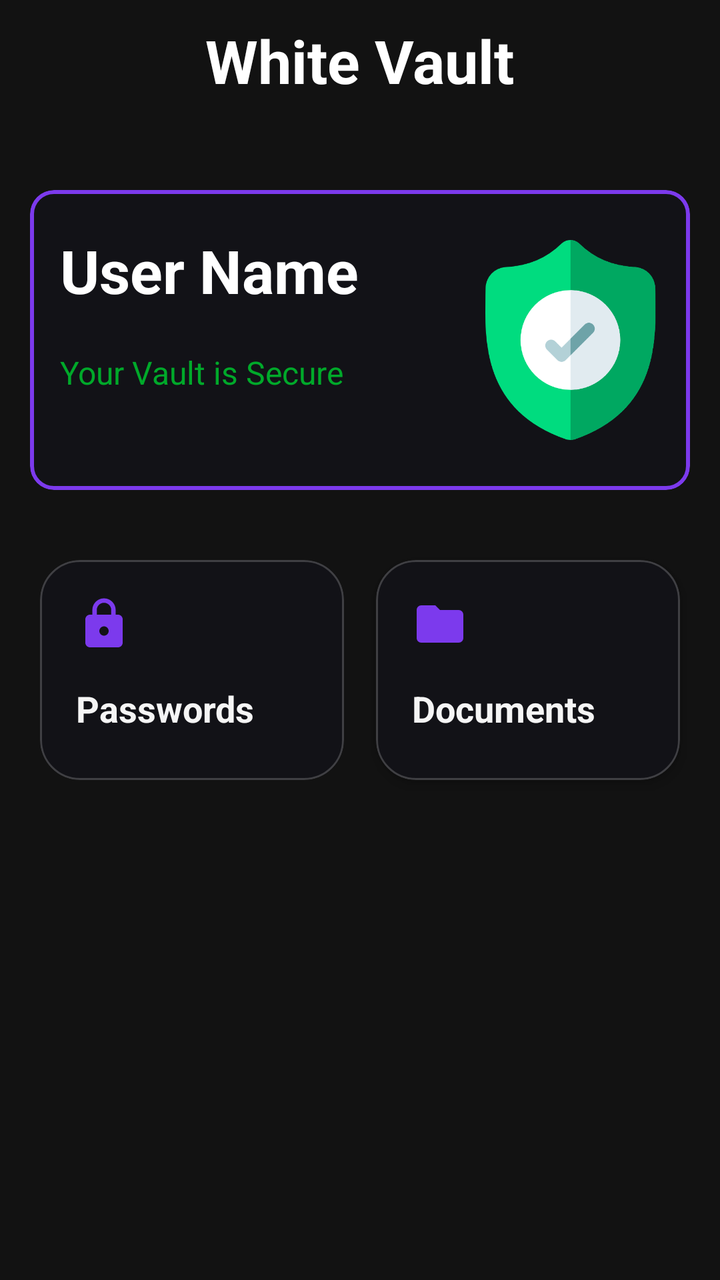
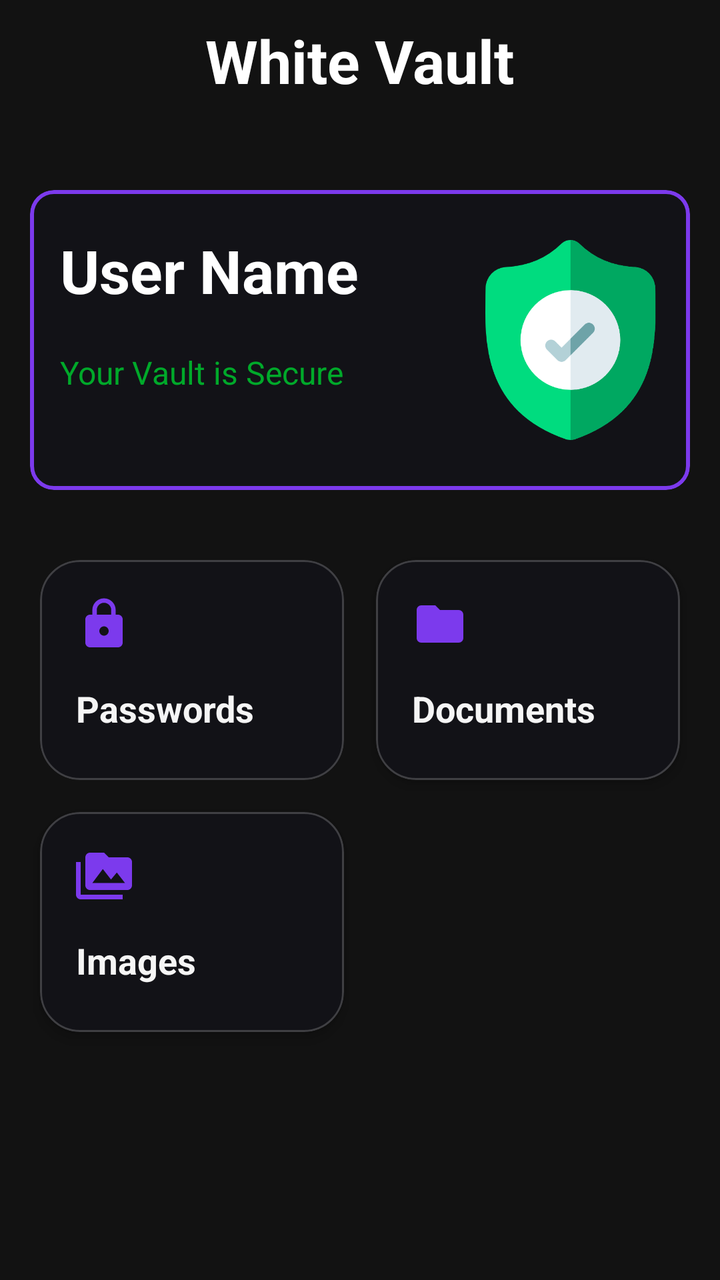

An Android layout rendered at two revisions. The XML below is the earlier revision; the diff shows what the commit changed to produce the second picture.
<!-- AndroidManifest.xml: application theme Theme.WhiteVault -->
<!-- res/layout/activity_main.xml -->
<?xml version="1.0" encoding="utf-8"?>
<RelativeLayout xmlns:android="http://schemas.android.com/apk/res/android"
    xmlns:app="http://schemas.android.com/apk/res-auto"
    xmlns:tools="http://schemas.android.com/tools"
    android:id="@+id/main"
    android:layout_width="match_parent"
    android:layout_height="match_parent"
    tools:context=".MainActivity"
    android:background="@color/background">

    <RelativeLayout
        android:layout_width="match_parent"
        android:layout_height="40dp"
        android:layout_marginTop="10dp">

        <TextView
            android:layout_width="wrap_content"
            android:layout_height="wrap_content"
            android:text="@string/app_name"
            android:textSize="30sp"
            android:fontFamily="sans-serif"
            android:textStyle="bold"
            android:textColor="@color/white"
            android:layout_centerHorizontal="true"/>

    </RelativeLayout>

    <LinearLayout
        android:layout_width="match_parent"
        android:layout_height="wrap_content"
        android:orientation="vertical"
        android:layout_marginTop="80dp">

        <com.google.android.material.card.MaterialCardView
            android:layout_width="match_parent"
            android:layout_height="150dp"
            android:layout_margin="15dp"
            app:cardBackgroundColor="@color/card"
            app:strokeWidth="2dp"
            app:strokeColor="@color/primary">

            <LinearLayout
                android:layout_width="match_parent"
                android:layout_height="match_parent"
                android:padding="10dp"
                android:orientation="horizontal">

                <RelativeLayout
                    android:layout_width="wrap_content"
                    android:layout_height="match_parent"
                    android:layout_marginStart="5dp">

                    <LinearLayout
                        android:layout_width="wrap_content"
                        android:layout_height="wrap_content"
                        android:orientation="vertical">

                        <TextView
                            android:id="@+id/text_user_name"
                            android:layout_width="wrap_content"
                            android:layout_height="wrap_content"
                            android:layout_marginTop="10dp"
                            android:layout_marginEnd="10dp"
                            android:text="User Name"
                            android:textSize="30sp"
                            android:textStyle="bold"
                            android:textColor="@color/white"/>

                        <TextView
                            android:layout_width="wrap_content"
                            android:layout_height="wrap_content"
                            android:layout_marginTop="20dp"
                            android:text="Your Vault is Secure"
                            android:textSize="16sp"
                            android:textColor="#00A92A"/>

                    </LinearLayout>

                </RelativeLayout>

                <RelativeLayout
                    android:layout_width="match_parent"
                    android:layout_height="match_parent">

                    <ImageView
                        android:layout_width="100dp"
                        android:layout_height="100dp"
                        android:src="@drawable/security_shield"
                        android:layout_centerHorizontal="true"
                        android:layout_centerVertical="true"
                        android:layout_alignParentEnd="true"/>

                </RelativeLayout>

            </LinearLayout>

        </com.google.android.material.card.MaterialCardView>

        <GridLayout
            android:layout_width="match_parent"
            android:layout_height="wrap_content"
            android:columnCount="2"
            android:rowCount="1"
            android:padding="12dp">

            
            <com.google.android.material.card.MaterialCardView
                android:id="@+id/card_password"
                android:layout_width="0dp"
                android:layout_height="110dp"
                android:layout_margin="8dp"
                android:layout_columnWeight="1"
                app:cardBackgroundColor="@color/card"
                app:cardCornerRadius="20dp"
                app:strokeColor="@color/stoke"
                app:strokeWidth="1dp"
                android:clickable="true"
                android:focusable="true">

                <LinearLayout
                    android:layout_width="match_parent"
                    android:layout_height="match_parent"
                    android:orientation="vertical"
                    android:padding="18dp">

                    <ImageView
                        android:layout_width="28dp"
                        android:layout_height="28dp"
                        android:src="@drawable/icon_lock"
                        app:tint="@color/primary"/>

                    <TextView
                        android:layout_width="wrap_content"
                        android:layout_height="wrap_content"
                        android:layout_marginTop="16dp"
                        android:text="Passwords"
                        android:textColor="#F5F5F5"
                        android:textSize="18sp"
                        android:textStyle="bold" />

                </LinearLayout>

            </com.google.android.material.card.MaterialCardView>


            
            <com.google.android.material.card.MaterialCardView
                android:id="@+id/card_document"
                android:layout_width="0dp"
                android:layout_height="110dp"
                android:layout_margin="8dp"
                android:layout_columnWeight="1"
                app:cardBackgroundColor="#121217"
                app:cardCornerRadius="20dp"
                app:cardElevation="4dp"
                app:strokeColor="#30FFFFFF"
                app:strokeWidth="1dp"
                android:clickable="true"
                android:focusable="true">

                <LinearLayout
                    android:layout_width="match_parent"
                    android:layout_height="match_parent"
                    android:orientation="vertical"
                    android:padding="18dp">

                    <ImageView
                        android:layout_width="28dp"
                        android:layout_height="28dp"
                        android:src="@drawable/icon_folder"
                        app:tint="@color/primary" />

                    <TextView
                        android:layout_width="wrap_content"
                        android:layout_height="wrap_content"
                        android:layout_marginTop="16dp"
                        android:text="Documents"
                        android:textColor="#F5F5F5"
                        android:textSize="18sp"
                        android:textStyle="bold" />

                </LinearLayout>

            </com.google.android.material.card.MaterialCardView>

        </GridLayout>
    </LinearLayout>

</RelativeLayout>
<!-- resources referenced by this layout -->
<resources>
  <color name="background">#121212</color>
  <color name="card">#121217</color>
  <color name="primary">#7C3AED</color>
  <color name="stoke">#30FFFFFF</color>
  <color name="white">#FFFFFFFF</color>
  <!-- drawable icon_folder (drawable) -->
  <vector xmlns:android="http://schemas.android.com/apk/res/android" android:height="24dp" android:tint="#000000" android:viewportHeight="24" android:viewportWidth="24" android:width="24dp">
        
      <path android:fillColor="@android:color/white" android:pathData="M10,4H4c-1.1,0 -1.99,0.9 -1.99,2L2,18c0,1.1 0.9,2 2,2h16c1.1,0 2,-0.9 2,-2V8c0,-1.1 -0.9,-2 -2,-2h-8l-2,-2z"/>
      
  </vector>
  <!-- drawable icon_lock (drawable) -->
  <vector xmlns:android="http://schemas.android.com/apk/res/android" android:height="24dp" android:tint="#000000" android:viewportHeight="24" android:viewportWidth="24" android:width="24dp">
        
      <path android:fillColor="@android:color/white" android:pathData="M18,8h-1L17,6c0,-2.76 -2.24,-5 -5,-5S7,3.24 7,6v2L6,8c-1.1,0 -2,0.9 -2,2v10c0,1.1 0.9,2 2,2h12c1.1,0 2,-0.9 2,-2L20,10c0,-1.1 -0.9,-2 -2,-2zM12,17c-1.1,0 -2,-0.9 -2,-2s0.9,-2 2,-2 2,0.9 2,2 -0.9,2 -2,2zM15.1,8L8.9,8L8.9,6c0,-1.71 1.39,-3.1 3.1,-3.1 1.71,0 3.1,1.39 3.1,3.1v2z"/>
      
  </vector>
  <!-- drawable security_shield: png bitmap (drawable, 19143 bytes) -->
  <string name="app_name">White Vault</string>
  <style name="Theme.WhiteVault" parent="Base.Theme.WhiteVault" />
  <style name="Base.Theme.WhiteVault" parent="Theme.Material3.DayNight.NoActionBar">
          
          
      </style>
</resources>

<!-- the commit's change to res/layout/activity_main.xml (unified diff, before → after) -->
@@ -183,6 +183,46 @@
 
             </com.google.android.material.card.MaterialCardView>
 
+            
+            <com.google.android.material.card.MaterialCardView
+                android:id="@+id/card_images"
+                android:layout_width="0dp"
+                android:layout_height="110dp"
+                android:layout_margin="8dp"
+                android:layout_columnWeight="1"
+                app:cardBackgroundColor="#121217"
+                app:cardCornerRadius="20dp"
+                app:cardElevation="4dp"
+                app:strokeColor="#30FFFFFF"
+                app:strokeWidth="1dp"
+                android:clickable="true"
+                android:focusable="true">
+
+                <LinearLayout
+                    android:layout_width="match_parent"
+                    android:layout_height="match_parent"
+                    android:orientation="vertical"
+                    android:padding="18dp">
+
+                    <ImageView
+                        android:layout_width="28dp"
+                        android:layout_height="28dp"
+                        android:src="@drawable/icon_image_folder"
+                        app:tint="@color/primary" />
+
+                    <TextView
+                        android:layout_width="wrap_content"
+                        android:layout_height="wrap_content"
+                        android:layout_marginTop="16dp"
+                        android:text="Images"
+                        android:textColor="#F5F5F5"
+                        android:textSize="18sp"
+                        android:textStyle="bold" />
+
+                </LinearLayout>
+
+            </com.google.android.material.card.MaterialCardView>
+
         </GridLayout>
     </LinearLayout>
 
<!-- resource entries referenced after the edit -->
@@ -9,6 +9,12 @@
   <vector xmlns:android="http://schemas.android.com/apk/res/android" android:height="24dp" android:tint="#000000" android:viewportHeight="24" android:viewportWidth="24" android:width="24dp">
         
       <path android:fillColor="@android:color/white" android:pathData="M10,4H4c-1.1,0 -1.99,0.9 -1.99,2L2,18c0,1.1 0.9,2 2,2h16c1.1,0 2,-0.9 2,-2V8c0,-1.1 -0.9,-2 -2,-2h-8l-2,-2z"/>
+      
+  </vector>
+  <!-- drawable icon_image_folder (drawable) -->
+  <vector xmlns:android="http://schemas.android.com/apk/res/android" android:height="24dp" android:tint="#000000" android:viewportHeight="24" android:viewportWidth="24" android:width="24dp">
+        
+      <path android:fillColor="@android:color/white" android:pathData="M2,6L0,6v5h0.01L0,20c0,1.1 0.9,2 2,2h18v-2L2,20L2,6zM22,4h-8l-2,-2L6,2c-1.1,0 -1.99,0.9 -1.99,2L4,16c0,1.1 0.9,2 2,2h16c1.1,0 2,-0.9 2,-2L24,6c0,-1.1 -0.9,-2 -2,-2zM7,15l4.5,-6 3.5,4.51 2.5,-3.01L21,15L7,15z"/>
       
   </vector>
   <!-- drawable icon_lock (drawable) -->
